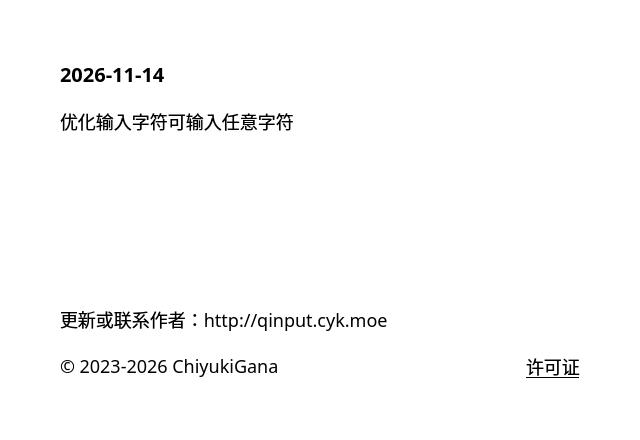
The window that source/ui/AboutUi.ui (ChiyukiGana/Quickinput) describes before a commit, drawn with Qt 5.
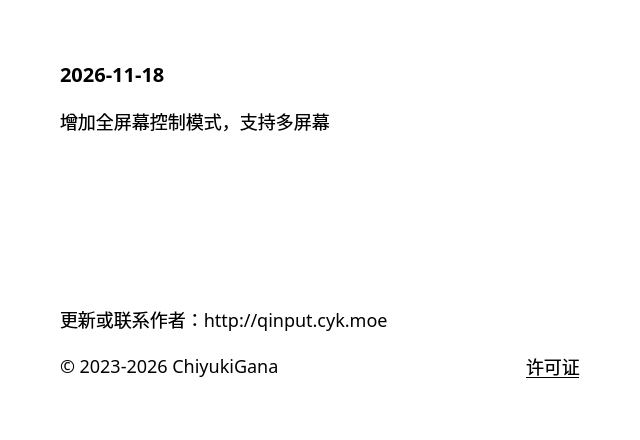
The same window after the commit.

The edit to the form file:
```diff
--- a/source/ui/AboutUi.ui
+++ b/source/ui/AboutUi.ui
@@ -63,7 +63,7 @@
       <string notr="true">font-size:20px</string>
      </property>
      <property name="text">
-      <string>2026-11-14</string>
+      <string>2026-11-18</string>
      </property>
      <property name="textFormat">
       <enum>Qt::TextFormat::PlainText</enum>
@@ -79,7 +79,7 @@
       </sizepolicy>
      </property>
      <property name="text">
-      <string>优化输入字符可输入任意字符</string>
+      <string>增加全屏幕控制模式，支持多屏幕</string>
      </property>
      <property name="textFormat">
       <enum>Qt::TextFormat::PlainText</enum>
```
